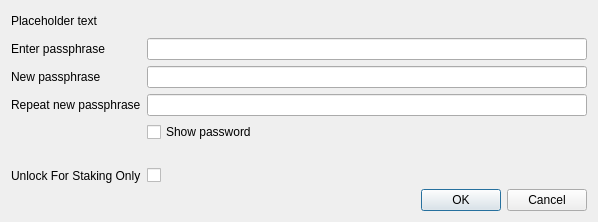
Qt form src/qt/forms/askpassphrasedialog.ui (THETCR/core) before a commit.
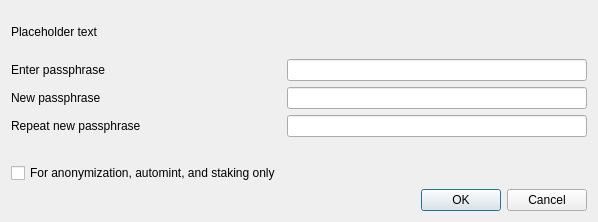
The same form after that commit.

What changed in the file:
```diff
--- a/src/qt/forms/askpassphrasedialog.ui
+++ b/src/qt/forms/askpassphrasedialog.ui
@@ -93,13 +93,6 @@
       </widget>
      </item>
      <item row="3" column="1">
-      <widget class="QCheckBox" name="toggleShowPasswordButton">
-       <property name="text">
-        <string>Show password</string>
-       </property>
-      </widget>
-     </item>
-     <item row="4" column="1">
       <widget class="QLabel" name="capsLabel">
        <property name="font">
         <font>
@@ -115,16 +108,22 @@
        </property>
       </widget>
      </item>
-     <item row="5" column="0">
-      <widget class="QLabel" name="unlockForStakingOnlyLabel">
+     <item row="4" column="0">
+      <widget class="QCheckBox" name="anonymizationCheckBox">
+       <property name="enabled">
+        <bool>true</bool>
+       </property>
+       <property name="toolTip">
+        <string>Serves to disable the trivial sendmoney when OS account compromised. Provides no real security.</string>
+       </property>
        <property name="text">
-        <string>Unlock For Staking Only</string>
+        <string>For anonymization, automint, and staking only</string>
+       </property>
+       <property name="visible">
+        <bool>false</bool>
        </property>
       </widget>
      </item>
-     <item row="5" column="1">
-      <widget class="QCheckBox" name="unlockForStakingOnlyCheckBox"/>
-     </item>
     </layout>
    </item>
    <item>
```
